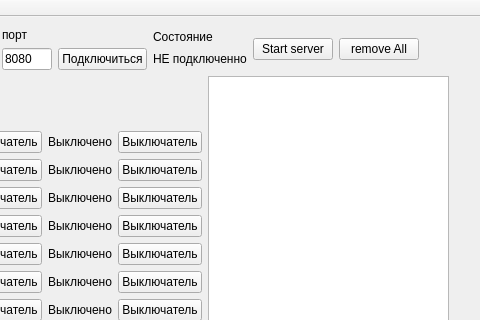
This is RelayController/mainwindow.ui in temq09/RelayController as Qt 5 draws it before an edit; both pictures show x 123 to 603 and y 0 to 320 of the 603 by 456 pixel window. The edited form follows.
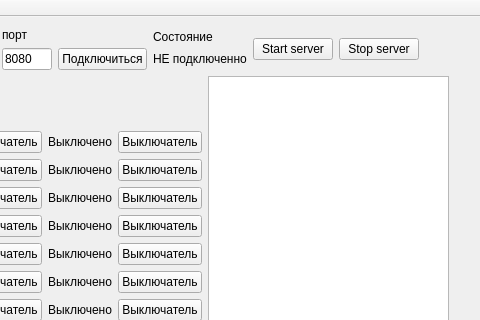
This is the edited form. Custom widgets are drawn as their Qt base class.

What changed in the file:
```diff
--- a/RelayController/mainwindow.ui
+++ b/RelayController/mainwindow.ui
@@ -171,7 +171,7 @@
       <item>
        <widget class="QPushButton" name="pb_removeAll">
         <property name="text">
-         <string>remove All</string>
+         <string>Stop server</string>
         </property>
        </widget>
       </item>
```
Left out of the diff: 2 changed lines with no effect on the pictures.
